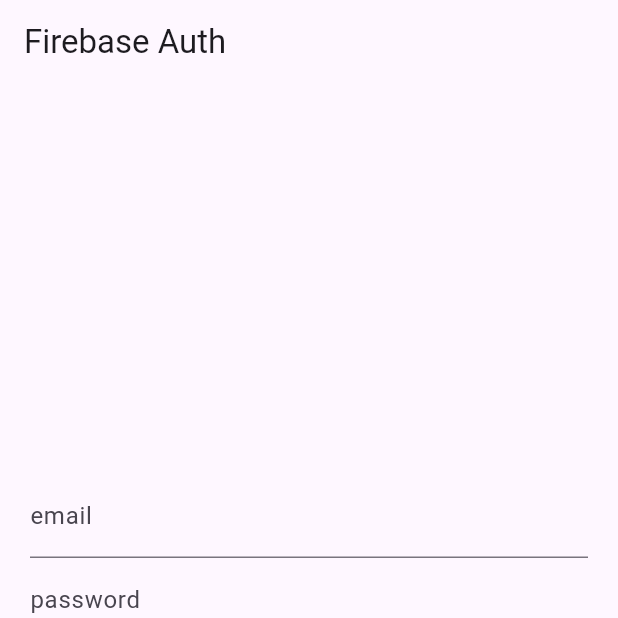
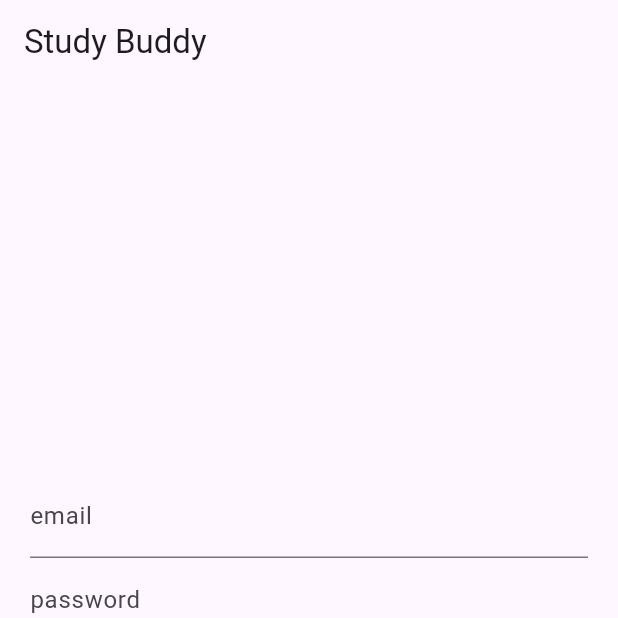
Before and after one commit to SagitMalka/StudyBuddy, a Flutter app: the screen it shows after launch, after a tap on "Login", on a phone screen of 412 x 824 dp, the top half of it. Run offline on Flutter 3.47's test engine with Material 3 defaults, Android fonts, the phone set to English and light mode, and no system bars; our stand-ins replace cloud_firestore, firebase_auth, firebase_core, google_fonts; missing offline and left inert: status_alert; accounts and stored records are empty; network calls fail.

Commit message:
changed appbar text

```diff
--- a/lib/screens/login_register_page.dart
+++ b/lib/screens/login_register_page.dart
@@ -53,7 +53,7 @@
   }
 
   Widget _title() {
-    return const Text('Firebase Auth');
+    return const Text('Study Buddy');
   }
 
   Widget _entryField(
```
